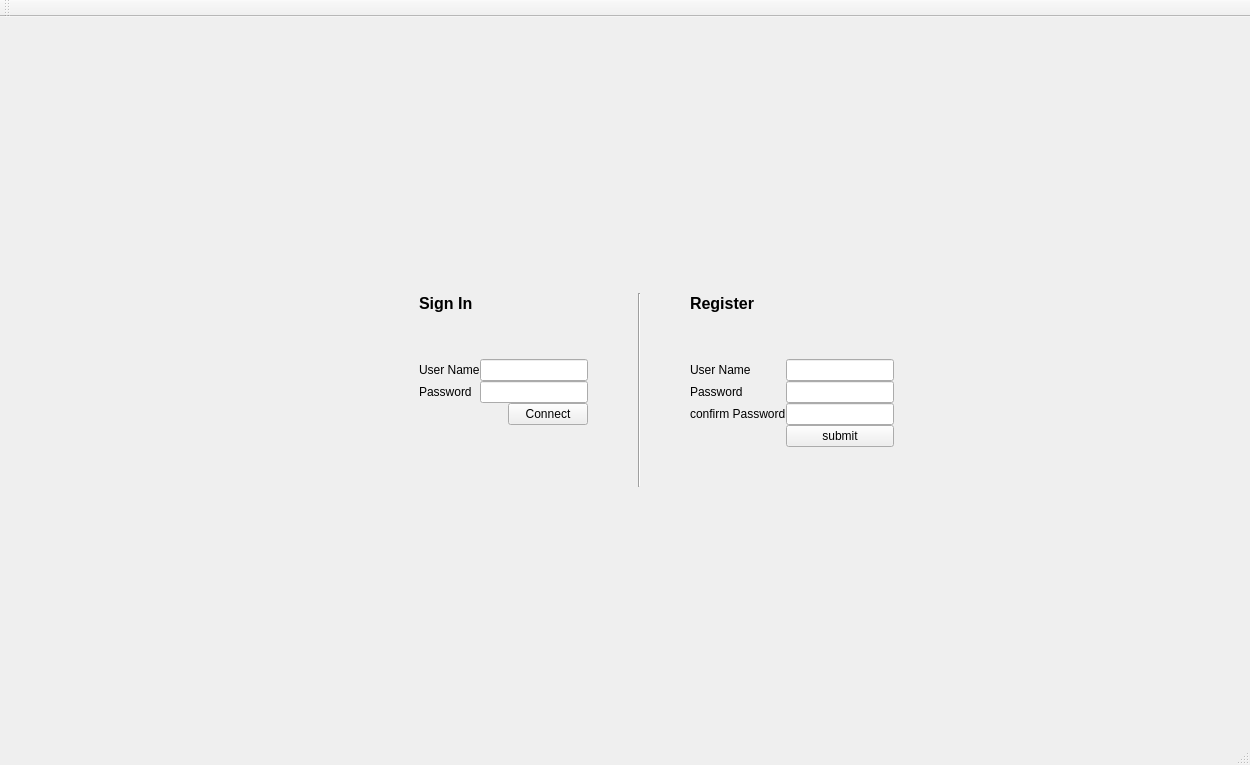
The window that mainwindow.ui (theshadowx/qtphotomanager) describes before a commit, drawn with Qt 5.
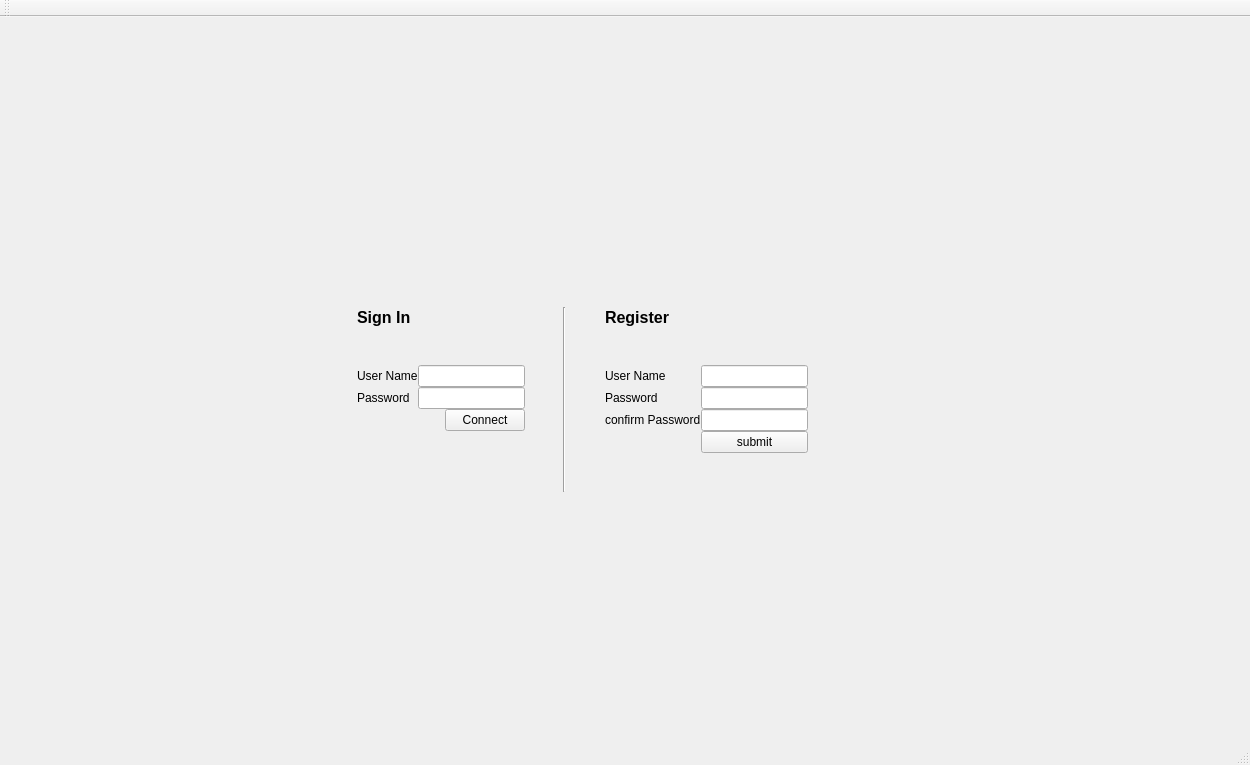
The same window after the commit.

Commit message: Adding filter widget Adding frame to the connection widget Adding event filter to view for mouse event Adding menu when mouse left button is clicked

The edit to the form file:
```diff
--- a/mainwindow.ui
+++ b/mainwindow.ui
@@ -26,13 +26,28 @@
       <height>707</height>
      </rect>
     </property>
+    <widget class="QFrame" name="frame">
+     <property name="geometry">
+      <rect>
+       <x>332</x>
+       <y>228</y>
+       <width>501</width>
+       <height>270</height>
+      </rect>
+     </property>
+     <property name="frameShape">
+      <enum>QFrame::NoFrame</enum>
+     </property>
+     <property name="frameShadow">
+      <enum>QFrame::Raised</enum>
+     </property>
     <widget class="QWidget" name="layoutWidget">
      <property name="geometry">
       <rect>
-       <x>408</x>
-       <y>218</y>
-       <width>497</width>
-       <height>263</height>
+        <x>14</x>
+        <y>12</y>
+        <width>473</width>
+        <height>246</height>
       </rect>
      </property>
      <layout class="QGridLayout" name="mainGridLayout">
@@ -311,6 +326,7 @@
     </widget>
    </widget>
   </widget>
+  </widget>
   <widget class="QMenuBar" name="menuBar">
    <property name="geometry">
     <rect>
```
Left out of the diff: 5 changed lines with no effect on the pictures. Lines whose indentation alone changed are shown as unchanged. The commit also changes 17 other files.
